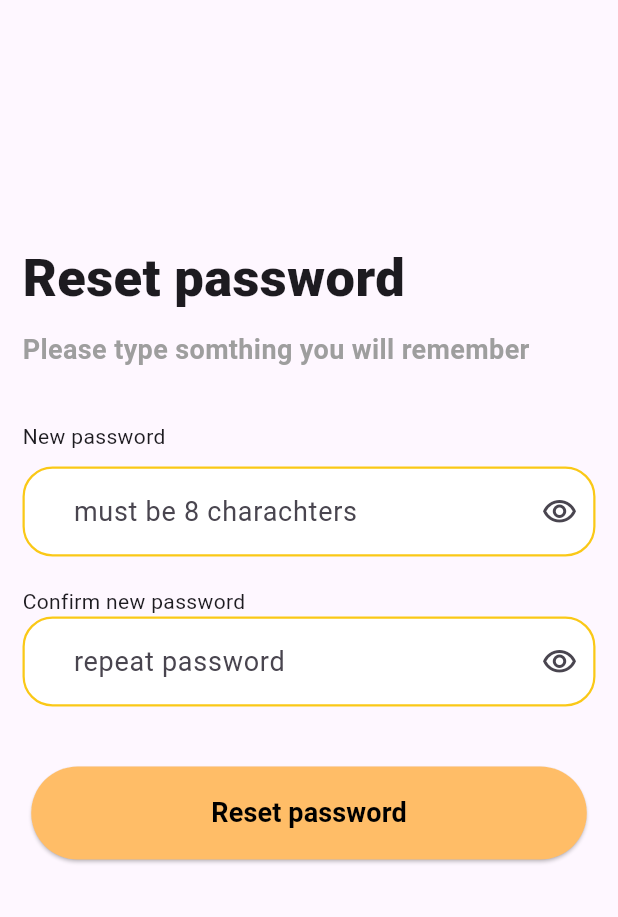
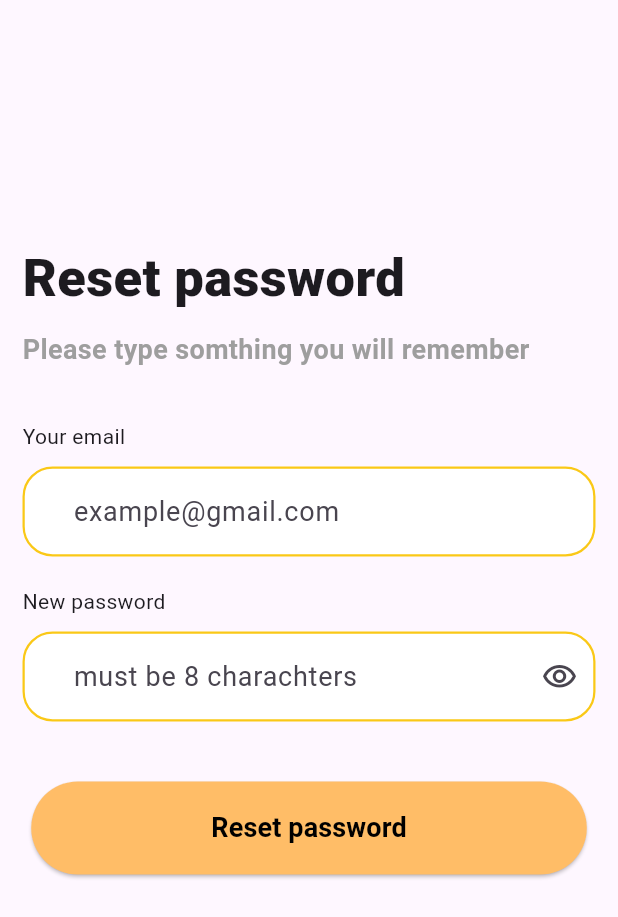
Before and after one commit to shahdeldissoky/kemet-grad, a Flutter app: the ResetPasswordScreen screen opened directly, on a phone screen of 412 x 824 dp. Shown: the top 917 px of the screen. Run offline on Flutter 3.47's test engine with Material 3 defaults, Android fonts, the phone set to English and light mode, and no system bars; our stand-ins replace get, shared_preferences; accounts and stored records are empty.

Commit message:
reset password done

```diff
--- a/lib/auth/otp.dart
+++ b/lib/auth/otp.dart
@@ -51,7 +51,7 @@ class OtpController extends GetxController {
 
 
 
-        Get.off(() => const ResetPasswordScreen());
+        Get.off(() =>  ResetPasswordScreen());
       } else {
         final json = jsonDecode(response.body);
         var message = json['message'];
--- a/lib/constants/constants.dart
+++ b/lib/constants/constants.dart
@@ -8,4 +8,5 @@ class _AuthEndPionts {
   final String register = '/Api/Accounts/RegisterCustomer';
   final String forget = '/Api/Accounts/Forgot-password';
   final String verifyOTP = '/api/accounts/VerifyOTP';
+  final String resetPass = '/api/Accounts/Resetpassword';
 }
--- a/lib/screens/reset_password_screen.dart
+++ b/lib/screens/reset_password_screen.dart
@@ -1,11 +1,14 @@
 import 'package:flutter/material.dart';
+import 'package:get/get.dart';
+import 'package:kemet_grad/auth/reset_password.dart';
 import 'package:kemet_grad/screens/password_changed_screen.dart';
 
 import '../widgets/custom_button.dart';
 import '../widgets/custom_text_field.dart';
 
 class ResetPasswordScreen extends StatelessWidget {
-  const ResetPasswordScreen({super.key});
+   ResetPasswordScreen({super.key});
+  final ResetPasswordController resetPasswordController = Get.put(ResetPasswordController());
 
   @override
   Widget build(BuildContext context) {
@@ -31,20 +34,23 @@ class ResetPasswordScreen extends StatelessWidget {
             ),
             ),
             const SizedBox(height: 35,),
+            const Text('Your email'),
+            const SizedBox(height: 10,),
+             CustomTextField(
+              horizontal: 30, vertical: 18,
+              text: 'example@gmail.com',
+              controller: resetPasswordController.emailController ,
+              ),
+            const SizedBox(height: 20,),
             const Text('New password'),
             const SizedBox(height: 10,),
-            const CustomTextField(
+             CustomTextField(
               horizontal: 30, vertical: 18,
               text: 'must be 8 charachters',
-              suffixIcon: Icon(Icons.visibility_outlined),
+              suffixIcon:const Icon(Icons.visibility_outlined),
+              controller: resetPasswordController.passwordController,
               ),
-            const SizedBox(height: 20,),
-            const Text('Confirm new password'),
-            const CustomTextField(
-              horizontal: 30, vertical: 18,
-              text: 'repeat password',
-              suffixIcon: Icon(Icons.visibility_outlined),
-              ),
+
             const SizedBox(height: 40,),
             Center(
               child: CustomButton(
@@ -52,10 +58,7 @@ class ResetPasswordScreen extends StatelessWidget {
                 horizontal: 120,
                 color: const Color(0xffFFBD67), text: 'Reset password',
                 onTap: () {
-                   Navigator.pop(
-                          context,
-                          MaterialPageRoute(builder: (context)=> const PasswordChangedScreen()),
-                        );
+                   resetPasswordController.resetWithMail();
                 },
               ),
             ),
--- a/lib/screens/verification_screen.dart
+++ b/lib/screens/verification_screen.dart
@@ -168,7 +168,6 @@ final OtpController otpController = Get.put(OtpController());
                 onPressed: () {
                   if (isOtpComplete()) {
                     String otpCode = getOtpCode();
-                    print("Entered OTP: $otpCode");
                    otpController.oTP(otpCode: otpCode);
                   } else {
                     ScaffoldMessenger.of(context).showSnackBar(
@@ -198,9 +197,10 @@ final OtpController otpController = Get.put(OtpController());
                   GestureDetector(
                     onTap: _secondsRemaining == 0
                         ? () {
-                            startTimer(); // Restart timer on resend
+                            startTimer();
+
                           }
-                        : null, // Disable tap if timer is running
+                        : null,
                     child: Text(
                       'Send code again',
                       style: TextStyle(
```
Also changed, not shown: lib/auth/reset_password.dart (+68 -0 lines).
